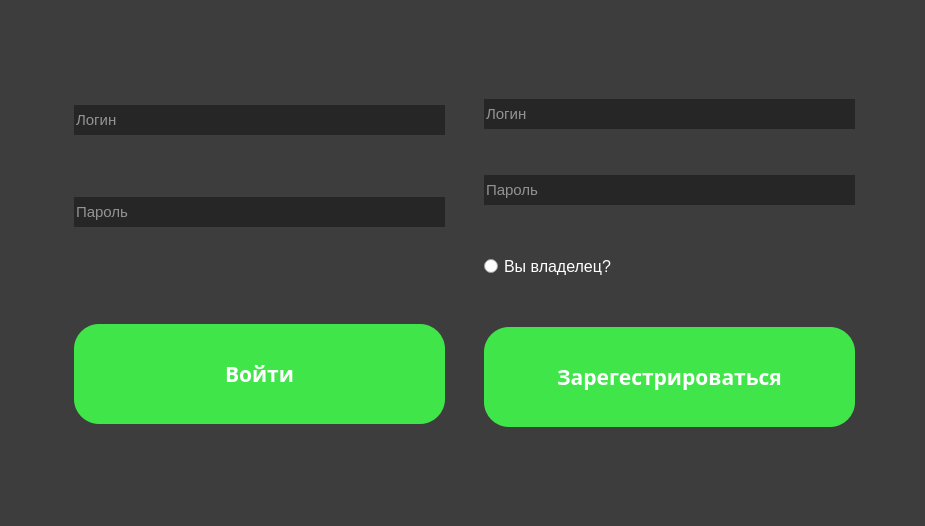
This is JimRootShopProj/mainwindow.ui in masterkusok/JimRootShop as Qt 5 draws it before an edit. The edited form follows.
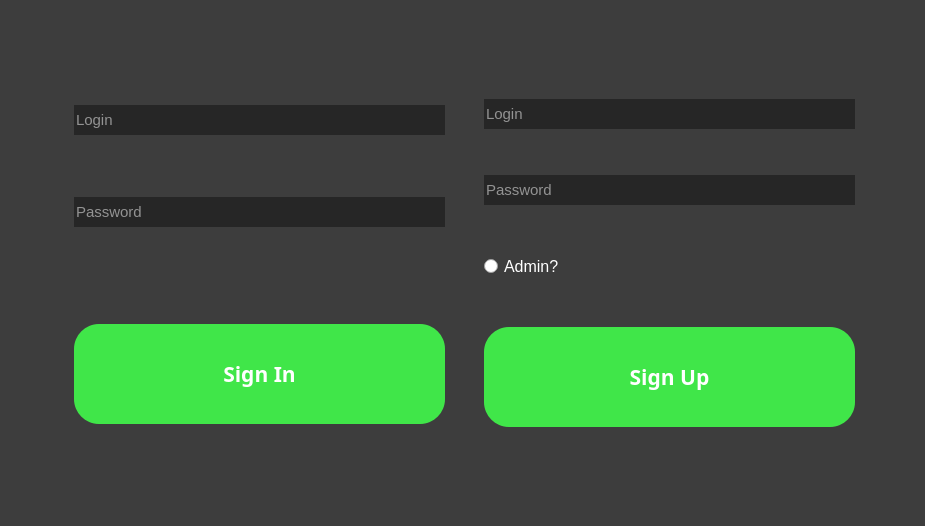
This is the edited form.

Patch:
```diff
--- a/JimRootShopProj/mainwindow.ui
+++ b/JimRootShopProj/mainwindow.ui
@@ -62,7 +62,7 @@
 }</string>
            </property>
            <property name="placeholderText">
-            <string>Логин</string>
+            <string>Login</string>
            </property>
           </widget>
          </item>
@@ -86,7 +86,7 @@
             <enum>QLineEdit::Password</enum>
            </property>
            <property name="placeholderText">
-            <string>Пароль</string>
+            <string>Password</string>
            </property>
           </widget>
          </item>
@@ -138,7 +138,7 @@
 }</string>
            </property>
            <property name="text">
-            <string>Войти</string>
+            <string>Sign In</string>
            </property>
            <property name="flat">
             <bool>false</bool>
@@ -189,7 +189,7 @@
 }</string>
            </property>
            <property name="placeholderText">
-            <string>Логин</string>
+            <string>Login</string>
            </property>
           </widget>
          </item>
@@ -213,7 +213,7 @@
             <string/>
            </property>
            <property name="placeholderText">
-            <string>Пароль</string>
+            <string>Password</string>
            </property>
           </widget>
          </item>
@@ -242,7 +242,7 @@
 }</string>
            </property>
            <property name="text">
-            <string>Вы владелец?</string>
+            <string>Admin?</string>
            </property>
           </widget>
          </item>
@@ -288,7 +288,7 @@
 }</string>
            </property>
            <property name="text">
-            <string>Зарегестрироваться</string>
+            <string>Sign Up</string>
            </property>
           </widget>
          </item>
```
